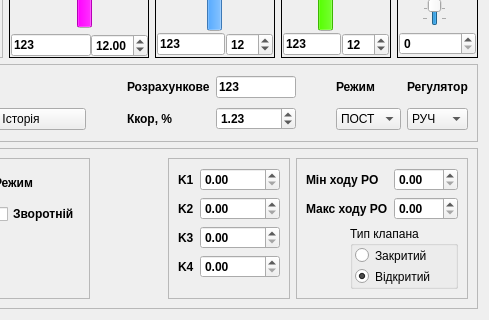
This is panelReg/panelReg.ui in vanessaorgua/lib as Qt 5 draws it before an edit; both pictures show x 337 to 826 and y 153 to 473 of the 826 by 473 pixel window. The edited form follows.
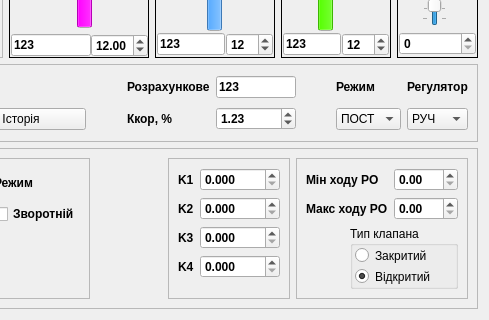
This is the edited form. Icons and pictures are not drawn. Custom widgets are drawn as their Qt base class.

Commit message: Чергова порція правок дондюшенської сатурації. Було повідомлення про виникнення гальм при закритті панелі регулятора. Треба перевірити програму на витікання пам’яті

Patch:
```diff
--- a/panelReg/panelReg.ui
+++ b/panelReg/panelReg.ui
@@ -1186,6 +1186,9 @@
            <property name="whatsThis">
             <string>Коефіцієнт К1 розрахунку завдання</string>
            </property>
+           <property name="decimals">
+            <number>3</number>
+           </property>
            <property name="maximum">
             <double>4000.000000000000000</double>
            </property>
@@ -1221,6 +1224,9 @@
            <property name="whatsThis">
             <string>Коефіцієнт К2 розрахунку завдання</string>
            </property>
+           <property name="decimals">
+            <number>3</number>
+           </property>
            <property name="maximum">
             <double>4000.000000000000000</double>
            </property>
@@ -1256,6 +1262,9 @@
            <property name="whatsThis">
             <string>Коефіцієнт К3 розрахунку завдання</string>
            </property>
+           <property name="decimals">
+            <number>3</number>
+           </property>
            <property name="maximum">
             <double>4000.000000000000000</double>
            </property>
@@ -1291,6 +1300,9 @@
            <property name="whatsThis">
             <string>Коефіцієнт К4 розрахунку завдання</string>
            </property>
+           <property name="decimals">
+            <number>3</number>
+           </property>
            <property name="maximum">
             <double>4000.000000000000000</double>
            </property>
```
The commit also changes 1 other file.
